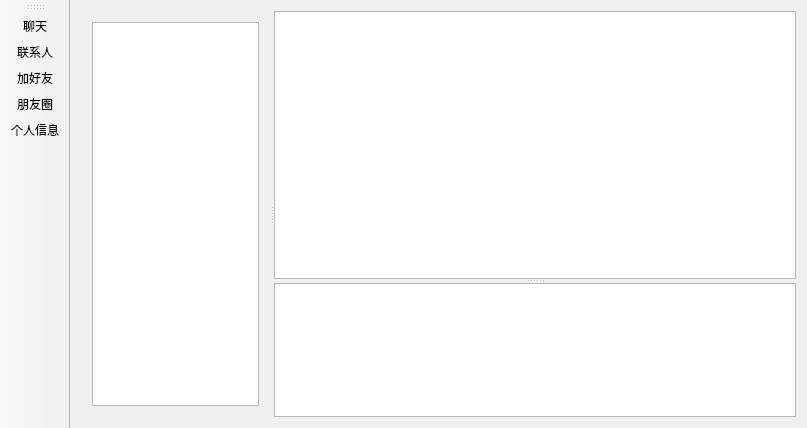
Qt form client/mainwindow.ui (seekstar/syncchat) before a commit.
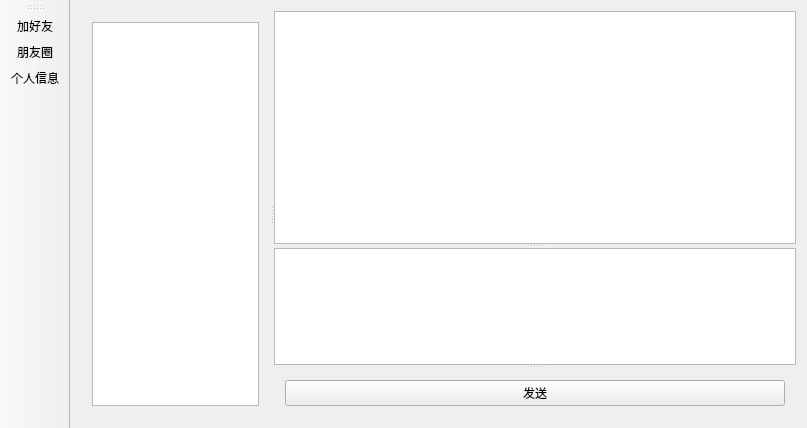
The same form after that commit.

Commit message: Working on private chat

```diff
--- a/client/mainwindow.ui
+++ b/client/mainwindow.ui
@@ -83,6 +83,23 @@
          </sizepolicy>
         </property>
        </widget>
+       <widget class="QWidget" name="widget" native="true">
+        <property name="sizePolicy">
+         <sizepolicy hsizetype="Preferred" vsizetype="Maximum">
+          <horstretch>0</horstretch>
+          <verstretch>0</verstretch>
+         </sizepolicy>
+        </property>
+        <layout class="QHBoxLayout" name="horizontalLayout">
+         <item>
+          <widget class="QPushButton" name="btn_send">
+           <property name="text">
+            <string>发送</string>
+           </property>
+          </widget>
+         </item>
+        </layout>
+       </widget>
       </widget>
      </widget>
     </item>
@@ -95,8 +112,6 @@
    <attribute name="toolBarBreak">
     <bool>false</bool>
    </attribute>
-   <addaction name="actionChat"/>
-   <addaction name="actionContacts"/>
    <addaction name="actionAddFriend"/>
    <addaction name="actionMoments"/>
    <addaction name="actionPersonalInfo"/>
```
The commit also changes 4 other files.
